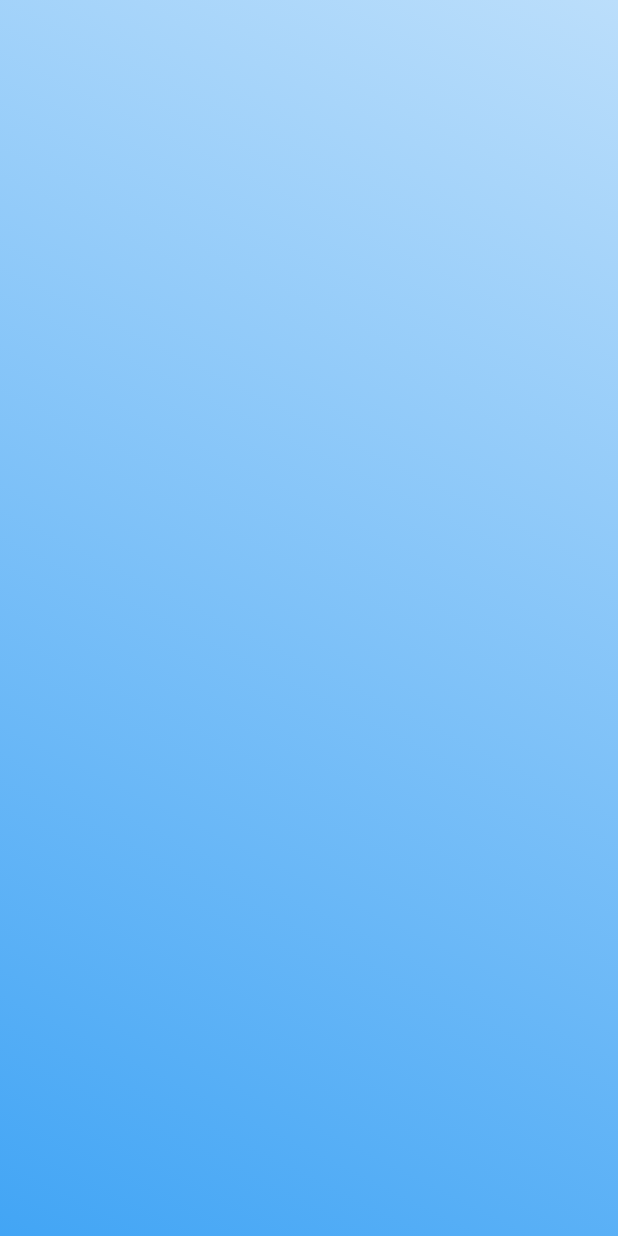
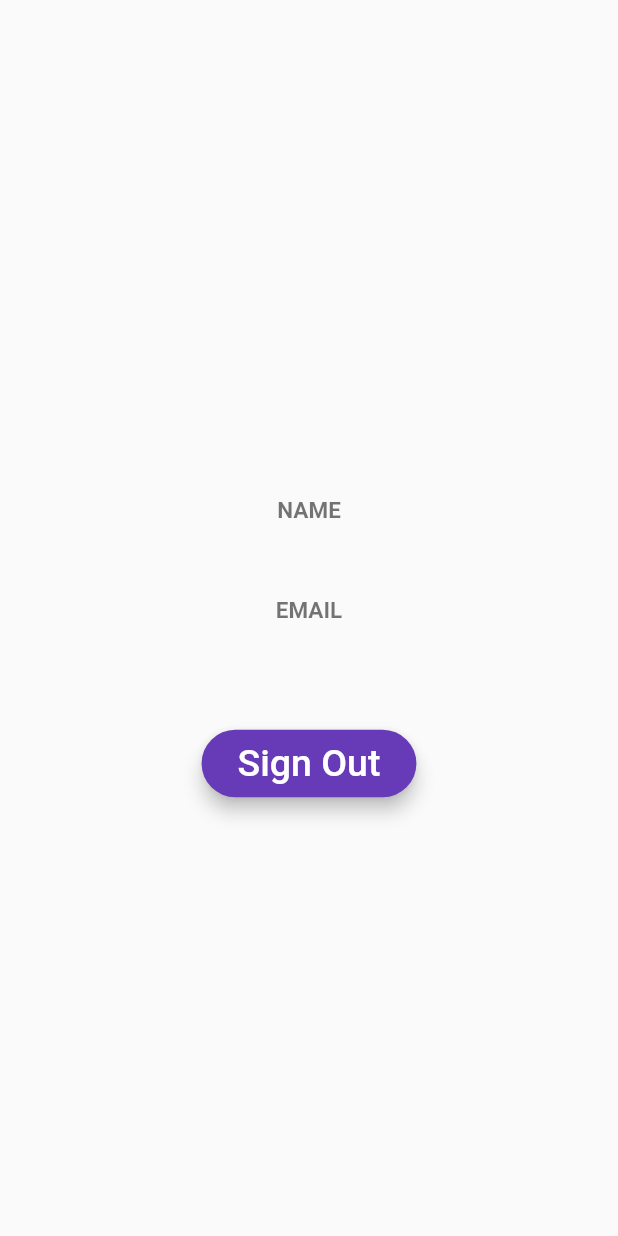
Before and after one commit to Hack4Impact-BU/Foster-Friends, a Flutter app: the BadProfile screen opened directly, on a phone screen of 412 x 824 dp. Run offline on Flutter 3.47's test engine with Material 2 defaults, Android fonts, the phone set to English and light mode, and no system bars; our stand-ins replace firebase_auth, google_sign_in; accounts and stored records are empty; Roboto replaces fonts that are missing (Hind); statements that could not run were skipped.

Commit message:
Issues with async in bad profile

```diff
--- a/foster_friends/lib/badProfile.dart
+++ b/foster_friends/lib/badProfile.dart
@@ -1,21 +1,26 @@
+import 'package:flutter/material.dart';
+import 'package:foster_friends/google.dart';
+import 'package:firebase_auth/firebase_auth.dart';
 
-import 'package:flutter/material.dart';
-import 'package:foster_friends/login_page.dart';
-import 'package:foster_friends/google.dart';
+String photoUrl = '';
+String displayName = '';
+String email = '';
 
-// Unused, not landing screen
 class BadProfile extends StatelessWidget {
   @override
   Widget build(BuildContext context) {
+    await _getUser(); // make wait
+    print('User is: ' + displayName);
+
     return Scaffold(
       body: Container(
-        decoration: BoxDecoration(
-          gradient: LinearGradient(
-            begin: Alignment.topRight,
-            end: Alignment.bottomLeft,
-            colors: [Colors.blue[100], Colors.blue[400]],
-          ),
-        ),
+        // decoration: BoxDecoration(
+        // gradient: LinearGradient(
+        //   begin: Alignment.topRight,
+        //   end: Alignment.bottomLeft,
+        //   colors: [Colors.blue[100], Colors.blue[400]],
+        // ),
+        // ),
         child: Center(
           child: Column(
             mainAxisAlignment: MainAxisAlignment.center,
@@ -23,63 +28,81 @@ class BadProfile extends StatelessWidget {
             children: <Widget>[
               // CircleAvatar(
               //   backgroundImage: NetworkImage(
-              //     imageUrl,
+              //     photoUrl,
               //   ),
               //   radius: 60,
               //   backgroundColor: Colors.transparent,
               // ),
-    //           SizedBox(height: 40),
-    //           Text(
-    //             'NAME',
-    //             style: TextStyle(
-    //                 fontSize: 15,
-    //                 fontWeight: FontWeight.bold,
-    //                 color: Colors.black54),
-    //           ),
-    //           Text(
-    //             name,
-    //             style: TextStyle(
-    //                 fontSize: 25,
-    //                 color: Colors.deepPurple,
-    //                 fontWeight: FontWeight.bold),
-    //           ),
-    //           SizedBox(height: 20),
-    //           Text(
-    //             'EMAIL',
-    //             style: TextStyle(
-    //                 fontSize: 15,
-    //                 fontWeight: FontWeight.bold,
-    //                 color: Colors.black54),
-    //           ),
-    //           Text(
-    //             email,
-    //             style: TextStyle(
-    //                 fontSize: 25,
-    //                 color: Colors.deepPurple,
-    //                 fontWeight: FontWeight.bold),
-    //           ),
-    //           SizedBox(height: 40),
-    //           RaisedButton(
-    //             onPressed: () {
-    //               signOutGoogle();
-    //               Navigator.of(context).pushAndRemoveUntil(MaterialPageRoute(builder: (context) {return LoginPage();}), ModalRoute.withName('/'));
-    //             },
-    //             color: Colors.deepPurple,
-    //             child: Container(
-    //               padding: const EdgeInsets.all(8.0),
-    //               child: Text(
-    //                 'Sign Out',
-    //                 style: TextStyle(fontSize: 25, color: Colors.white),
-    //               ),
-    //             ),
-    //             elevation: 5,
-    //             shape: RoundedRectangleBorder(
-    //                 borderRadius: BorderRadius.circular(40)),
-    //           )
+              SizedBox(height: 40),
+              Text(
+                'NAME',
+                style: TextStyle(
+                    fontSize: 15,
+                    fontWeight: FontWeight.bold,
+                    color: Colors.black54),
+              ),
+              Text(
+                displayName,
+                style: TextStyle(
+                    fontSize: 25,
+                    color: Colors.deepPurple,
+                    fontWeight: FontWeight.bold),
+              ),
+              SizedBox(height: 20),
+              Text(
+                'EMAIL',
+                style: TextStyle(
+                    fontSize: 15,
+                    fontWeight: FontWeight.bold,
+                    color: Colors.black54),
+              ),
+              Text(
+                email,
+                style: TextStyle(
+                    fontSize: 25,
+                    color: Colors.deepPurple,
+                    fontWeight: FontWeight.bold),
+              ),
+              SizedBox(height: 40),
+              RaisedButton(
+                onPressed: () {
+                  print('Pressed signout');
+                  signOutGoogle();
+                  Navigator.of(context).pushNamed('/');
+                },
+                color: Colors.deepPurple,
+                child: Container(
+                  padding: const EdgeInsets.all(8.0),
+                  child: Text(
+                    'Sign Out',
+                    style: TextStyle(fontSize: 25, color: Colors.white),
+                  ),
+                ),
+                elevation: 5,
+                shape: RoundedRectangleBorder(
+                    borderRadius: BorderRadius.circular(40)),
+              )
             ],
           ),
         ),
       ),
     );
   }
+
+  Future<void> _getUser() async {
+    await FirebaseAuth.instance.currentUser().then((user) {
+      print('user ' + user.displayName.toString());
+      displayName = user.displayName;
+      photoUrl = user.photoUrl;
+      email = user.email;
+    });
+
+    // await auth.currentUser().then((firebaseUser) {
+    //   if(firebaseUser != null){
+    //     displayName  =firebaseUser.displayName;
+    //     photoUrl = firebaseUser.photoUrl;
+    //     email = firebaseUser.email;
+    //   }
+    // });
+  }
 }
--- a/foster_friends/lib/search.dart
+++ b/foster_friends/lib/search.dart
@@ -38,12 +38,10 @@ class _SearchState extends State<SearchState> {
     ),
     LoginPage(),
     BadProfile()
-    // BadProfile()
   ];
 
   void _onItemTapped(int index) {
     setState(() {
-      // print('index'+index.toString());
       _selectedIndex = index;
     });
   }
--- a/foster_friends/pubspec.yaml
+++ b/foster_friends/pubspec.yaml
@@ -50,9 +50,9 @@ flutter:
 
   # To add assets to your application, add an assets section, like this:
   assets:
-    - images/logo.png
-    - images/dog.png
-    - images/google_logo.png
+    - dog.png
+    - google_logo.png
+
 
   # An image asset can refer to one or more resolution-specific "variants", see
   # https://flutter.dev/assets-and-images/#resolution-aware.
```
Also changed, not shown: foster_friends/lib/google.dart (+29 -42 lines), foster_friends/lib/login_page.dart (+9 -15 lines), foster_friends/assets/dog.png (renamed from foster_friends/images/dog.png), foster_friends/assets/google_logo.png (renamed from foster_friends/images/google_logo.png), foster_friends/assets/logo.png (renamed from foster_friends/images/logo.png).
